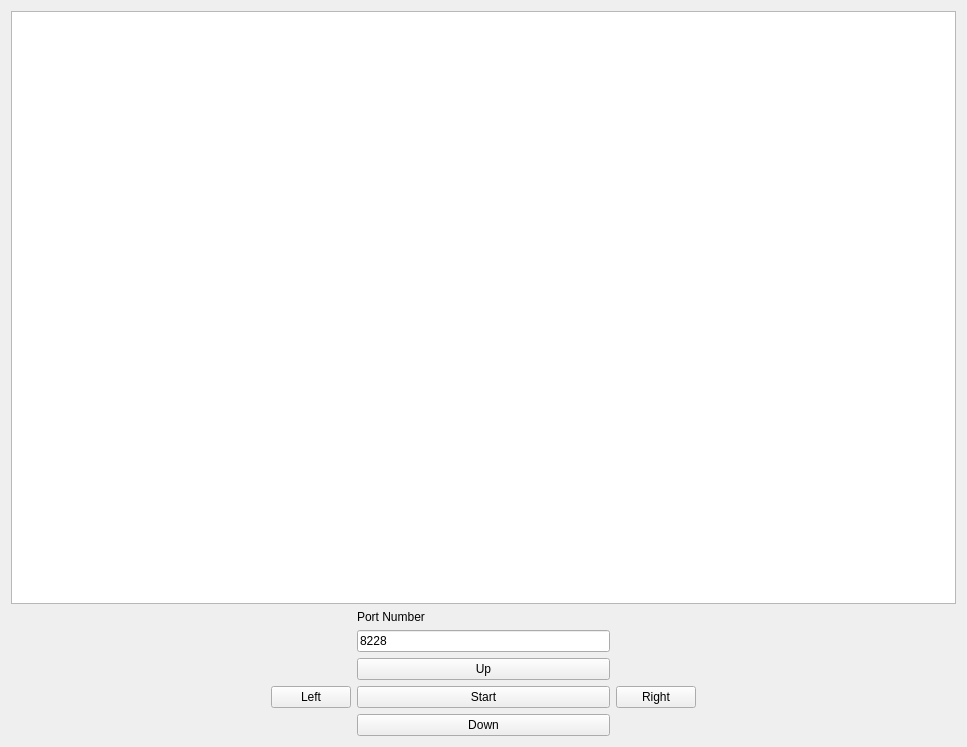
GuilhermeGSousa/TCAS, file widget.ui: the form before one commit.
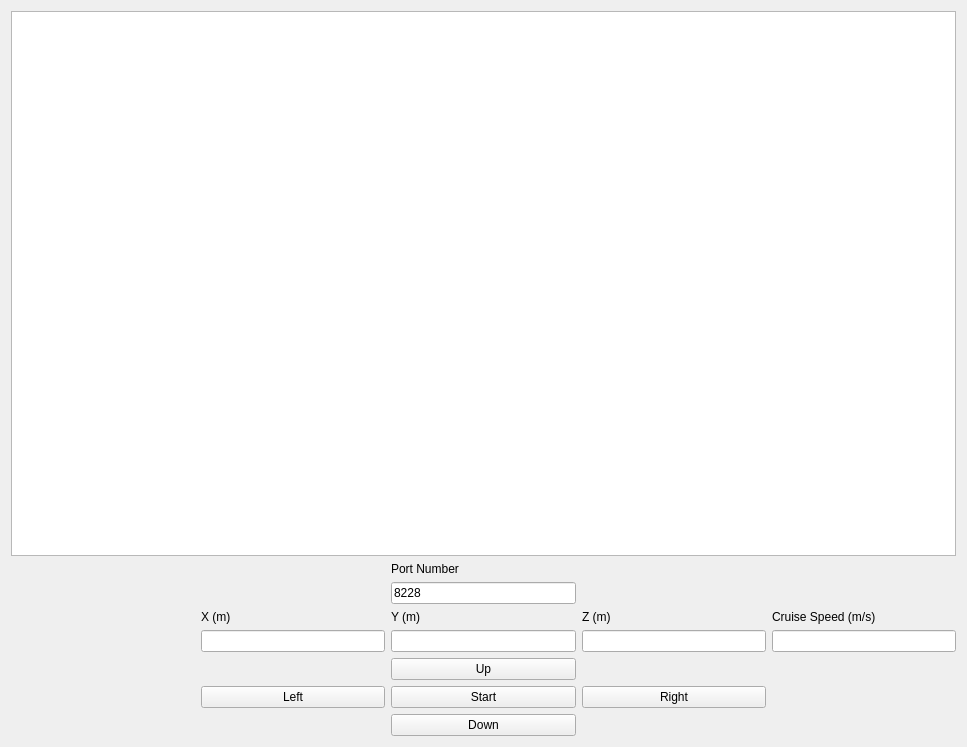
The form after the commit.

What changed in the file:
```diff
--- a/widget.ui
+++ b/widget.ui
@@ -20,46 +20,13 @@
    <bool>false</bool>
   </property>
   <layout class="QGridLayout" name="gridLayout">
-   <item row="4" column="0">
-    <spacer name="horizontalSpacer_4">
-     <property name="orientation">
-      <enum>Qt::Horizontal</enum>
-     </property>
-     <property name="sizeHint" stdset="0">
-      <size>
-       <width>40</width>
-       <height>20</height>
-      </size>
-     </property>
-    </spacer>
-   </item>
-   <item row="4" column="1">
+   <item row="6" column="1">
     <widget class="QPushButton" name="leftButton">
      <property name="text">
       <string>Left</string>
      </property>
     </widget>
    </item>
-   <item row="4" column="4">
-    <spacer name="horizontalSpacer_3">
-     <property name="orientation">
-      <enum>Qt::Horizontal</enum>
-     </property>
-     <property name="sizeHint" stdset="0">
-      <size>
-       <width>40</width>
-       <height>20</height>
-      </size>
-     </property>
-    </spacer>
-   </item>
-   <item row="3" column="2">
-    <widget class="QPushButton" name="upButton">
-     <property name="text">
-      <string>Up</string>
-     </property>
-    </widget>
-   </item>
    <item row="1" column="2">
     <widget class="QLabel" name="label">
      <property name="text">
@@ -67,30 +34,6 @@
      </property>
     </widget>
    </item>
-   <item row="4" column="2">
-    <widget class="QPushButton" name="pushButton">
-     <property name="text">
-      <string>Start</string>
-     </property>
-    </widget>
-   </item>
-   <item row="5" column="2">
-    <widget class="QPushButton" name="downButton">
-     <property name="text">
-      <string>Down</string>
-     </property>
-    </widget>
-   </item>
-   <item row="4" column="3">
-    <widget class="QPushButton" name="rightButton">
-     <property name="enabled">
-      <bool>true</bool>
-     </property>
-     <property name="text">
-      <string>Right</string>
-     </property>
-    </widget>
-   </item>
    <item row="0" column="0" colspan="5">
     <widget class="QGraphicsView" name="graphicsView">
      <property name="autoFillBackground">
@@ -104,8 +47,32 @@
      </property>
     </widget>
    </item>
-   <item row="2" column="4">
-    <spacer name="horizontalSpacer_2">
+   <item row="7" column="2">
+    <widget class="QPushButton" name="downButton">
+     <property name="text">
+      <string>Down</string>
+     </property>
+    </widget>
+   </item>
+   <item row="6" column="3">
+    <widget class="QPushButton" name="rightButton">
+     <property name="enabled">
+      <bool>true</bool>
+     </property>
+     <property name="text">
+      <string>Right</string>
+     </property>
+    </widget>
+   </item>
+   <item row="5" column="2">
+    <widget class="QPushButton" name="upButton">
+     <property name="text">
+      <string>Up</string>
+     </property>
+    </widget>
+   </item>
+   <item row="2" column="0" colspan="2">
+    <spacer name="horizontalSpacer">
      <property name="orientation">
       <enum>Qt::Horizontal</enum>
      </property>
@@ -117,6 +84,13 @@
      </property>
     </spacer>
    </item>
+   <item row="6" column="2">
+    <widget class="QPushButton" name="pushButton">
+     <property name="text">
+      <string>Start</string>
+     </property>
+    </widget>
+   </item>
    <item row="2" column="2">
     <widget class="QLineEdit" name="lineEdit">
      <property name="toolTip">
@@ -127,8 +101,8 @@
      </property>
     </widget>
    </item>
-   <item row="2" column="0" colspan="2">
-    <spacer name="horizontalSpacer">
+   <item row="6" column="4">
+    <spacer name="horizontalSpacer_3">
      <property name="orientation">
       <enum>Qt::Horizontal</enum>
      </property>
@@ -140,6 +114,72 @@
      </property>
     </spacer>
    </item>
+   <item row="4" column="4">
+    <widget class="QLineEdit" name="cruiseSpeed"/>
+   </item>
+   <item row="3" column="1">
+    <widget class="QLabel" name="label_2">
+     <property name="text">
+      <string>X (m)</string>
+     </property>
+    </widget>
+   </item>
+   <item row="4" column="2">
+    <widget class="QLineEdit" name="Y"/>
+   </item>
+   <item row="6" column="0">
+    <spacer name="horizontalSpacer_4">
+     <property name="orientation">
+      <enum>Qt::Horizontal</enum>
+     </property>
+     <property name="sizeHint" stdset="0">
+      <size>
+       <width>40</width>
+       <height>20</height>
+      </size>
+     </property>
+    </spacer>
+   </item>
+   <item row="2" column="3" colspan="2">
+    <spacer name="horizontalSpacer_2">
+     <property name="orientation">
+      <enum>Qt::Horizontal</enum>
+     </property>
+     <property name="sizeHint" stdset="0">
+      <size>
+       <width>40</width>
+       <height>20</height>
+      </size>
+     </property>
+    </spacer>
+   </item>
+   <item row="3" column="2">
+    <widget class="QLabel" name="label_3">
+     <property name="text">
+      <string>Y (m)</string>
+     </property>
+    </widget>
+   </item>
+   <item row="4" column="1">
+    <widget class="QLineEdit" name="X"/>
+   </item>
+   <item row="4" column="3">
+    <widget class="QLineEdit" name="Z"/>
+   </item>
+   <item row="3" column="3">
+    <widget class="QLabel" name="label_4">
+     <property name="text">
+      <string>Z (m)</string>
+     </property>
+    </widget>
+   </item>
+   <item row="3" column="4">
+    <widget class="QLabel" name="label_5">
+     <property name="text">
+      <string>Cruise Speed (m/s)</string>
+     </property>
+    </widget>
+   </item>
   </layout>
  </widget>
  <layoutdefault spacing="6" margin="11"/>
```
